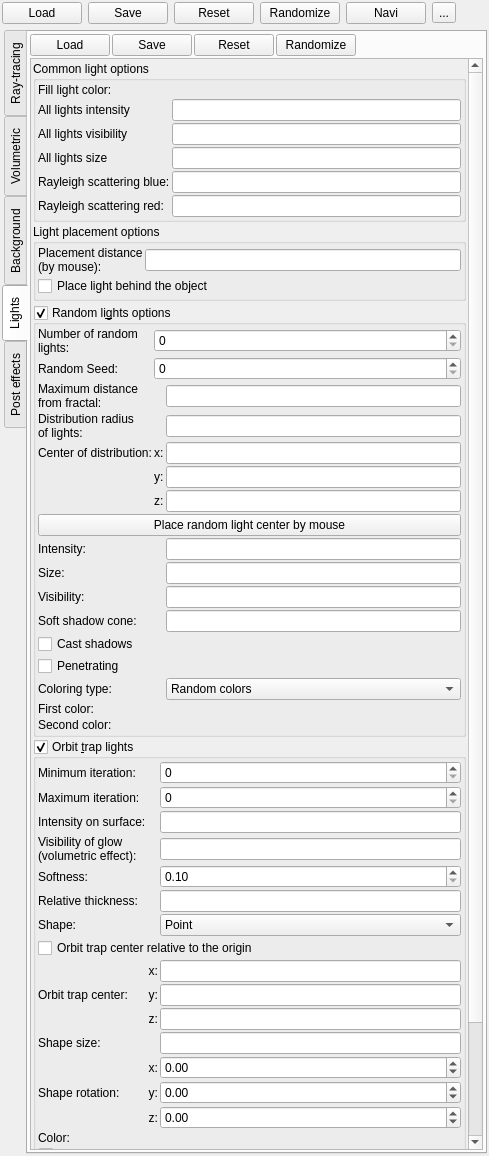
This is mandelbulber2/qt/dock_effects.ui in buddhi1980/mandelbulber2 as Qt 5 draws it before an edit. The edited form follows.
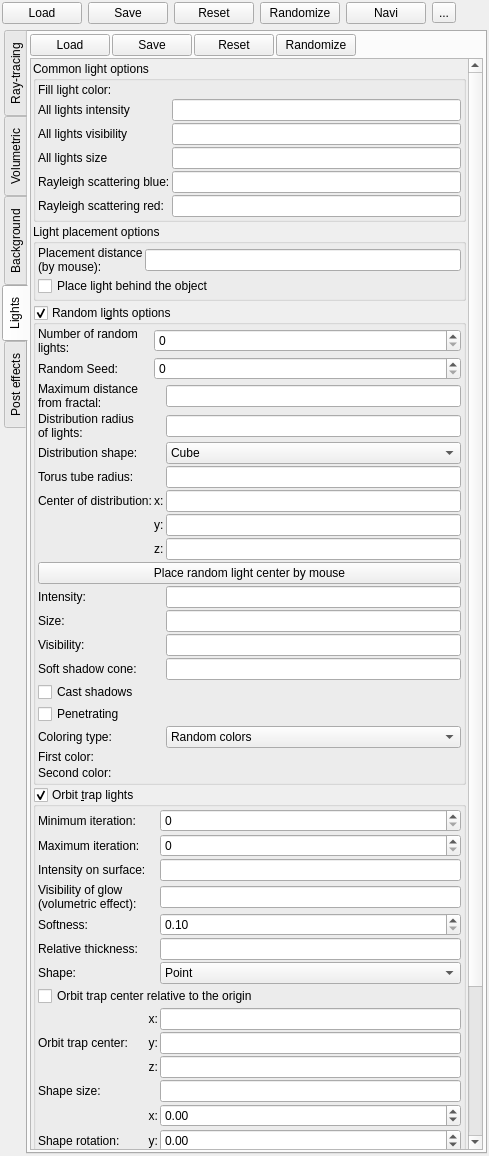
This is the edited form. The open tabs and pages were chosen to show the change. Icons and pictures are not drawn. Custom widgets are drawn as their Qt base class.

Commit message: feat: shapes for the random lights distribution volume (#941)

```diff
--- a/mandelbulber2/qt/dock_effects.ui
+++ b/mandelbulber2/qt/dock_effects.ui
@@ -4283,21 +4283,21 @@
                 <property name="spacing">
                  <number>2</number>
                 </property>
-                <item row="10" column="0">
+                <item row="12" column="0">
                  <widget class="QLabel" name="label_random_lights_intensity_3">
                   <property name="text">
                    <string>Visibility:</string>
                   </property>
                  </widget>
                 </item>
-                <item row="4" column="0">
+                <item row="6" column="0">
                  <widget class="QLabel" name="label_random_lights_center_of_distribution">
                   <property name="text">
                    <string>Center of distribution:</string>
                   </property>
                  </widget>
                 </item>
-                <item row="8" column="2">
+                <item row="10" column="2">
                  <widget class="MyLineEdit" name="logedit_random_lights_intensity">
                   <property name="toolTip">
                    <string>&lt;html&gt;&lt;head/&gt;&lt;body&gt;&lt;p&gt;Per‑light brightness for auto‑generated random lights.&lt;/p&gt;&lt;p&gt;Does not depend on “Number of random lights” — adding more lights does not auto‑scale intensity. Increase for brighter illumination; very high values can cause overexposure. Adjust together with Visibility and Size for desired look.&lt;/p&gt;&lt;/body&gt;&lt;/html&gt;</string>
@@ -4311,7 +4311,7 @@
                   </property>
                  </widget>
                 </item>
-                <item row="8" column="0">
+                <item row="10" column="0">
                  <widget class="QLabel" name="label_random_lights_intensity">
                   <property name="text">
                    <string>Intensity:</string>
@@ -4326,14 +4326,14 @@
                   </property>
                  </widget>
                 </item>
-                <item row="14" column="0">
+                <item row="16" column="0">
                  <widget class="QLabel" name="label_random_lights_intensity_5">
                   <property name="text">
                    <string>Coloring type:</string>
                   </property>
                  </widget>
                 </item>
-                <item row="5" column="2">
+                <item row="7" column="2">
                  <widget class="MyLineEdit" name="vect3_random_lights_distribution_center_y">
                   <property name="sizePolicy">
                    <sizepolicy hsizetype="Minimum" vsizetype="Maximum">
@@ -4346,21 +4346,21 @@
                   </property>
                  </widget>
                 </item>
-                <item row="15" column="0">
+                <item row="17" column="0">
                  <widget class="QLabel" name="label_random_lights_first_color">
                   <property name="text">
                    <string>First color:</string>
                   </property>
                  </widget>
                 </item>
-                <item row="9" column="0">
+                <item row="11" column="0">
                  <widget class="QLabel" name="label_random_lights_intensity_2">
                   <property name="text">
                    <string>Size:</string>
                   </property>
                  </widget>
                 </item>
-                <item row="11" column="0">
+                <item row="13" column="0">
                  <widget class="QLabel" name="label_random_lights_intensity_4">
                   <property name="text">
                    <string>Soft shadow cone:</string>
@@ -4374,7 +4374,7 @@
                   </property>
                  </widget>
                 </item>
-                <item row="14" column="2">
+                <item row="16" column="2">
                  <widget class="MyComboBox" name="comboBox_random_lights_coloring_type">
                   <property name="toolTip">
                    <string>&lt;html&gt;&lt;head/&gt;&lt;body&gt;&lt;p&gt;Choose how auto‑generated random lights are colored.&lt;/p&gt;&lt;p&gt;&lt;span style=&quot; font-style:italic;&quot;&gt;Random colors&lt;/span&gt; — each light gets a random color.&lt;/p&gt;&lt;p&gt;&lt;span style=&quot; font-style:italic;&quot;&gt;Single color&lt;/span&gt; — all lights use the First color.&lt;/p&gt;&lt;p&gt;&lt;span style=&quot; font-style:italic;&quot;&gt;Two colors&lt;/span&gt; — each light randomly uses the First or Second color.&lt;/p&gt;&lt;p&gt;&lt;span style=&quot; font-style:italic;&quot;&gt;Two colors based on distance&lt;/span&gt; — color blends between First and Second color based on the light’s distance to the fractal surface (closer → First, farther → Second).&lt;/p&gt;&lt;/body&gt;&lt;/html&gt;</string>
@@ -4433,7 +4433,7 @@
                   </property>
                  </widget>
                 </item>
-                <item row="5" column="1">
+                <item row="7" column="1">
                  <widget class="QLabel" name="label_distribution_y">
                   <property name="sizePolicy">
                    <sizepolicy hsizetype="Maximum" vsizetype="Preferred">
@@ -4446,7 +4446,7 @@
                   </property>
                  </widget>
                 </item>
-                <item row="12" column="0" colspan="3">
+                <item row="14" column="0" colspan="3">
                  <widget class="MyCheckBox" name="checkBox_random_lights_cast_shadows">
                   <property name="sizePolicy">
                    <sizepolicy hsizetype="Minimum" vsizetype="Maximum">
@@ -4462,7 +4462,7 @@
                   </property>
                  </widget>
                 </item>
-                <item row="6" column="1">
+                <item row="8" column="1">
                  <widget class="QLabel" name="label_distribution_z">
                   <property name="sizePolicy">
                    <sizepolicy hsizetype="Maximum" vsizetype="Preferred">
@@ -4483,7 +4483,7 @@
                   </property>
                  </widget>
                 </item>
-                <item row="7" column="0" colspan="3">
+                <item row="9" column="0" colspan="3">
                  <widget class="QPushButton" name="pushButton_place_random_lights_by_mouse">
                   <property name="sizePolicy">
                    <sizepolicy hsizetype="Minimum" vsizetype="Maximum">
@@ -4499,7 +4499,7 @@
                   </property>
                  </widget>
                 </item>
-                <item row="16" column="0">
+                <item row="18" column="0">
                  <widget class="QLabel" name="label_random_lights_second_color">
                   <property name="text">
                    <string>Second color:</string>
@@ -4509,11 +4509,59 @@
                 <item row="3" column="2">
                  <widget class="MyLineEdit" name="logedit_random_lights_distribution_radius">
                   <property name="toolTip">
-                   <string>&lt;html&gt;&lt;head/&gt;&lt;body&gt;&lt;p&gt;Radius of the area around the Center of distribution where auto-generated random lights are placed (±radius along X/Y/Z).&lt;/p&gt;&lt;p&gt;Increase to spread lights wider; decrease to cluster them near the center. Works with “Maximum distance from fractal” to keep lights near the surface. &lt;/p&gt;&lt;/body&gt;&lt;/html&gt;</string>
+                   <string>&lt;html&gt;&lt;head/&gt;&lt;body&gt;&lt;p&gt;Radius of the area around the Center of distribution where auto-generated random lights are placed. For the cube it is ±radius along X/Y/Z; for the sphere and cylinder it is their radius; for the torus it is the radius of its ring.&lt;/p&gt;&lt;p&gt;Increase to spread lights wider; decrease to cluster them near the center. Works with “Maximum distance from fractal” to keep lights near the surface. &lt;/p&gt;&lt;/body&gt;&lt;/html&gt;</string>
+                  </property>
+                 </widget>
+                </item>
+                <item row="4" column="0">
+                 <widget class="QLabel" name="label_random_lights_distribution_shape">
+                  <property name="text">
+                   <string>Distribution shape:</string>
                   </property>
                  </widget>
                 </item>
                 <item row="4" column="2">
+                 <widget class="MyComboBox" name="comboBox_random_lights_distribution_shape">
+                  <property name="toolTip">
+                   <string>&lt;html&gt;&lt;head/&gt;&lt;body&gt;&lt;p&gt;Shape of the volume around the Center of distribution where auto-generated random lights are placed.&lt;/p&gt;&lt;p&gt;&lt;span style=&quot; font-style:italic;&quot;&gt;Cube&lt;/span&gt; — ±Distribution radius along X/Y/Z.&lt;/p&gt;&lt;p&gt;&lt;span style=&quot; font-style:italic;&quot;&gt;Sphere&lt;/span&gt; — a ball with the Distribution radius.&lt;/p&gt;&lt;p&gt;&lt;span style=&quot; font-style:italic;&quot;&gt;Cylinder&lt;/span&gt; — Distribution radius around the Z axis, ±Distribution radius along Z.&lt;/p&gt;&lt;p&gt;&lt;span style=&quot; font-style:italic;&quot;&gt;Torus&lt;/span&gt; — a ring with the Distribution radius in the XY plane, around the Z axis. The thickness of its tube is set by Torus tube radius.&lt;/p&gt;&lt;p&gt;Lights are still only placed within Maximum distance from fractal.&lt;/p&gt;&lt;/body&gt;&lt;/html&gt;</string>
+                  </property>
+                  <item>
+                   <property name="text">
+                    <string>Cube</string>
+                   </property>
+                  </item>
+                  <item>
+                   <property name="text">
+                    <string>Sphere</string>
+                   </property>
+                  </item>
+                  <item>
+                   <property name="text">
+                    <string>Cylinder</string>
+                   </property>
+                  </item>
+                  <item>
+                   <property name="text">
+                    <string>Torus</string>
+                   </property>
+                  </item>
+                 </widget>
+                </item>
+                <item row="5" column="0">
+                 <widget class="QLabel" name="label_random_lights_distribution_minor_radius">
+                  <property name="text">
+                   <string>Torus tube radius:</string>
+                  </property>
+                 </widget>
+                </item>
+                <item row="5" column="2">
+                 <widget class="MyLineEdit" name="logedit_random_lights_distribution_minor_radius">
+                  <property name="toolTip">
+                   <string>&lt;html&gt;&lt;head/&gt;&lt;body&gt;&lt;p&gt;Radius of the tube of the torus distribution shape, as a fraction of the Distribution radius (0.001–1).&lt;/p&gt;&lt;p&gt;Used only when Distribution shape is Torus.&lt;/p&gt;&lt;/body&gt;&lt;/html&gt;</string>
+                  </property>
+                 </widget>
+                </item>
+                <item row="6" column="2">
                  <widget class="MyLineEdit" name="vect3_random_lights_distribution_center_x">
                   <property name="sizePolicy">
                    <sizepolicy hsizetype="Minimum" vsizetype="Maximum">
@@ -4534,7 +4582,7 @@
                   </property>
                  </widget>
                 </item>
-                <item row="6" column="2">
+                <item row="8" column="2">
                  <widget class="MyLineEdit" name="vect3_random_lights_distribution_center_z">
                   <property name="sizePolicy">
                    <sizepolicy hsizetype="Minimum" vsizetype="Maximum">
@@ -4547,7 +4595,7 @@
                   </property>
                  </widget>
                 </item>
-                <item row="4" column="1">
+                <item row="6" column="1">
                  <widget class="QLabel" name="label_distribution_x">
                   <property name="sizePolicy">
                    <sizepolicy hsizetype="Maximum" vsizetype="Preferred">
@@ -4560,14 +4608,14 @@
                   </property>
                  </widget>
                 </item>
-                <item row="11" column="2">
+                <item row="13" column="2">
                  <widget class="MyLineEdit" name="logedit_random_lights_soft_shadow_cone">
                   <property name="toolTip">
                    <string>&lt;html&gt;&lt;head/&gt;&lt;body&gt;&lt;p&gt;Soft shadow cone angle for auto‑generated random lights (degrees).&lt;/p&gt;&lt;p&gt;Sets the angular radius used by Monte Carlo soft‑shadow sampling. 0 = hard, crisp shadows; higher values produce softer, blurrier shadows.&lt;/p&gt;&lt;p&gt;Effective when “Cast shadows” is on, and “Calculate MC soft shadows” is enabled.&lt;/p&gt;&lt;/body&gt;&lt;/html&gt;</string>
                   </property>
                  </widget>
                 </item>
-                <item row="13" column="0" colspan="3">
+                <item row="15" column="0" colspan="3">
                  <widget class="MyCheckBox" name="checkBox_random_lights_penetrating">
                   <property name="sizePolicy">
                    <sizepolicy hsizetype="Minimum" vsizetype="Maximum">
@@ -4583,21 +4631,21 @@
                   </property>
                  </widget>
                 </item>
-                <item row="9" column="2">
+                <item row="11" column="2">
                  <widget class="MyLineEdit" name="logedit_random_lights_size">
                   <property name="toolTip">
                    <string>&lt;html&gt;&lt;head/&gt;&lt;body&gt;&lt;p&gt;Emitter size (radius) of each auto‑generated random light.&lt;/p&gt;&lt;p&gt;Larger values behave more like area lights, producing softer shadows and broader highlights; smaller values approach point lights with sharper shadows. Very large sizes can flatten contrast.&lt;/p&gt;&lt;p&gt;Effective when “Random lights group” is enabled. Default: 0.1.&lt;/p&gt;&lt;/body&gt;&lt;/html&gt;</string>
                   </property>
                  </widget>
                 </item>
-                <item row="10" column="2">
+                <item row="12" column="2">
                  <widget class="MyLineEdit" name="logedit_random_lights_visibility">
                   <property name="toolTip">
                    <string>&lt;html&gt;&lt;head/&gt;&lt;body&gt;&lt;p&gt;Brightness of the visible light source (glow/halo) for each auto‑generated random light.&lt;/p&gt;&lt;p&gt;Affects only how strongly the emitter itself is drawn on screen; it does not change scene illumination (use “Intensity” for that). Works together with “Size” to define the halo’s radius. Not used for directional lights.&lt;/p&gt;&lt;p&gt;Higher values make brighter, more noticeable bulbs.&lt;/p&gt;&lt;/body&gt;&lt;/html&gt;</string>
                   </property>
                  </widget>
                 </item>
-                <item row="16" column="2">
+                <item row="18" column="2">
                  <widget class="MyColorButton" name="colorButton_random_lights_color_2" native="true">
                   <property name="toolTip">
                    <string>&lt;p&gt;Second color of the random lights. Used only when the coloring type is '&lt;i&gt;Two colors&lt;/i&gt;' or '&lt;i&gt;Two colors based on distance&lt;/i&gt;'.&lt;/p&gt;</string>
@@ -4607,7 +4655,7 @@
                   </property>
                  </widget>
                 </item>
-                <item row="15" column="2">
+                <item row="17" column="2">
                  <widget class="MyColorButton" name="colorButton_random_lights_color" native="true">
                   <property name="toolTip">
                    <string>&lt;p&gt;First color of the auto-generated random lights. Used by all lights for the '&lt;i&gt;Single color&lt;/i&gt;' type and as the first of two colors for the remaining colored types.&lt;/p&gt;</string>
```
Left out of the diff: 2 changed lines with no effect on the pictures. The commit also changes 7 other files.
